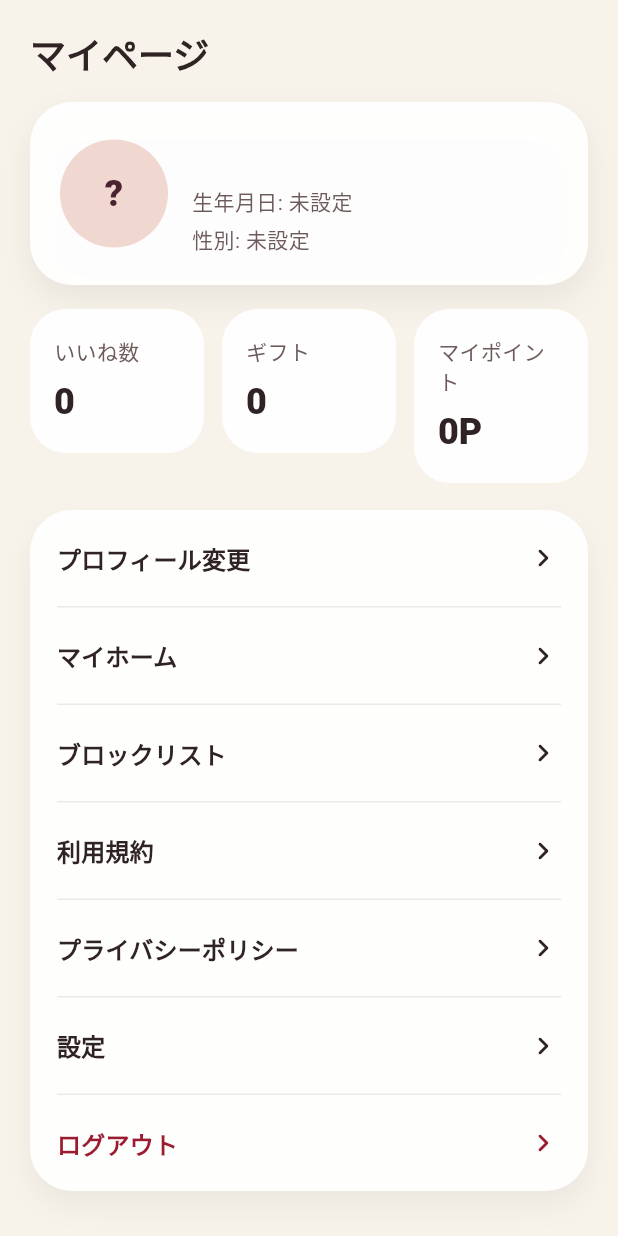
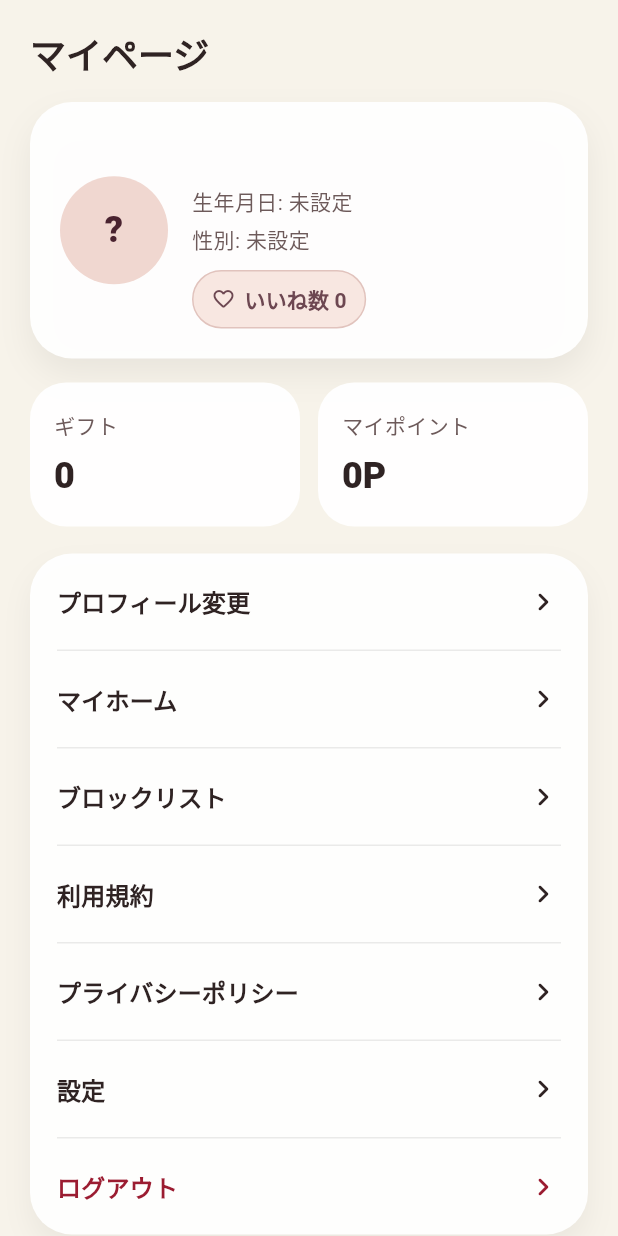
Before and after one commit to Kimura1406/Date_app, a Flutter app: the AccountScreen widget shown alone on an empty page, opened directly with empty values, on a phone screen of 412 x 824 dp. Run offline on Flutter 3.47's test engine with Material 3 defaults, Android fonts, the phone set to English and light mode, and no system bars; our stand-ins replace shared_preferences; accounts and stored records are empty; network calls fail.

```diff
--- a/mobile/lib/screens/account_screen.dart
+++ b/mobile/lib/screens/account_screen.dart
@@ -170,6 +170,8 @@ class AccountScreen extends StatelessWidget {
                                     color: const Color(0xFF6D5A5A),
                                   ),
                         ),
+                        const SizedBox(height: 10),
+                        _MyPageLikeCountChip(authToken: authToken),
                       ],
                     ),
                   ),
@@ -321,12 +323,12 @@ class _MyPageStatsSection extends StatefulWidget {
 
 class _MyPageStatsSectionState extends State<_MyPageStatsSection> {
   final ApiClient _apiClient = ApiClient();
-  late Future<_MyPageStatsData> _statsFuture;
+  late Future<int> _giftCountFuture;
 
   @override
   void initState() {
     super.initState();
-    _statsFuture = _loadStats();
+    _giftCountFuture = _loadGiftCount();
   }
 
   @override
@@ -334,34 +336,18 @@ class _MyPageStatsSectionState extends State<_MyPageStatsSection> {
     super.didUpdateWidget(oldWidget);
     if (oldWidget.authToken != widget.authToken ||
         oldWidget.pointBalance != widget.pointBalance) {
-      _statsFuture = _loadStats();
+      _giftCountFuture = _loadGiftCount();
     }
   }
 
-  Future<_MyPageStatsData> _loadStats() async {
-    final likedUsers = await _apiClient.fetchUsersWhoLikedMe(
-      token: widget.authToken,
-    );
+  Future<int> _loadGiftCount() async {
     final myFlowers = await _apiClient.fetchMyFlowers(
       token: widget.authToken,
     );
-    final giftCount = [
+    return [
       ...myFlowers.purchased,
       ...myFlowers.gifted,
     ].fold<int>(0, (total, item) => total + item.ownedCount);
-
-    return _MyPageStatsData(
-      likeCount: likedUsers.length,
-      giftCount: giftCount,
-    );
-  }
-
-  void _openLikedUsers(BuildContext context) {
-    Navigator.of(context).push(
-      MaterialPageRoute(
-        builder: (_) => _LikedUsersScreen(token: widget.authToken),
-      ),
-    );
   }
 
   void _openMyFlowers(BuildContext context) {
@@ -384,30 +370,18 @@ class _MyPageStatsSectionState extends State<_MyPageStatsSection> {
   Widget build(BuildContext context) {
     final strings = context.strings;
 
-    return FutureBuilder<_MyPageStatsData>(
-      future: _statsFuture,
+    return FutureBuilder<int>(
+      future: _giftCountFuture,
       builder: (context, snapshot) {
-        final stats = snapshot.data ??
-            const _MyPageStatsData(
-              likeCount: 0,
-              giftCount: 0,
-            );
+        final giftCount = snapshot.data ?? 0;
 
         return Row(
           crossAxisAlignment: CrossAxisAlignment.start,
           children: [
             Expanded(
               child: _MyPageStatCard(
-                label: strings.likesCountLabel,
-                value: stats.likeCount.toString(),
-                onTap: () => _openLikedUsers(context),
-              ),
-            ),
-            const SizedBox(width: 12),
-            Expanded(
-              child: _MyPageStatCard(
                 label: strings.giftsLabel,
-                value: stats.giftCount.toString(),
+                value: giftCount.toString(),
                 onTap: () => _openMyFlowers(context),
               ),
             ),
@@ -424,16 +398,6 @@ class _MyPageStatsSectionState extends State<_MyPageStatsSection> {
       },
     );
   }
-}
-
-class _MyPageStatsData {
-  const _MyPageStatsData({
-    required this.likeCount,
-    required this.giftCount,
-  });
-
-  final int likeCount;
-  final int giftCount;
 }
 
 class _MyAccountEditScreen extends StatelessWidget {
@@ -750,116 +714,78 @@ class _MyPageStatCard extends StatelessWidget {
   }
 }
 
-class _LikedUsersScreen extends StatelessWidget {
-  const _LikedUsersScreen({
-    required this.token,
+class _MyPageLikeCountChip extends StatefulWidget {
+  const _MyPageLikeCountChip({
+    required this.authToken,
   });
 
-  final String token;
+  final String authToken;
+
+  @override
+  State<_MyPageLikeCountChip> createState() => _MyPageLikeCountChipState();
+}
+
+class _MyPageLikeCountChipState extends State<_MyPageLikeCountChip> {
+  final ApiClient _apiClient = ApiClient();
+  late Future<int> _likeCountFuture;
+
+  @override
+  void initState() {
+    super.initState();
+    _likeCountFuture = _loadLikeCount();
+  }
+
+  @override
+  void didUpdateWidget(covariant _MyPageLikeCountChip oldWidget) {
+    super.didUpdateWidget(oldWidget);
+    if (oldWidget.authToken != widget.authToken) {
+      _likeCountFuture = _loadLikeCount();
+    }
+  }
+
+  Future<int> _loadLikeCount() async {
+    final likedUsers = await _apiClient.fetchUsersWhoLikedMe(
+      token: widget.authToken,
+    );
+    return likedUsers.length;
+  }
 
   @override
   Widget build(BuildContext context) {
     final strings = context.strings;
-    final apiClient = ApiClient();
 
-    return Scaffold(
-      backgroundColor: Colors.transparent,
-      appBar: AppBar(
-        backgroundColor: Colors.transparent,
-        foregroundColor: const Color(0xFF2F2323),
-        elevation: 0,
-        title: Text(strings.myPageLikedUsersTitle),
-      ),
-      body: SafeArea(
-        child: FutureBuilder<List<UserLikerItem>>(
-          future: apiClient.fetchUsersWhoLikedMe(token: token),
+    return FutureBuilder<int>(
+      future: _likeCountFuture,
       builder: (context, snapshot) {
-            if (snapshot.connectionState == ConnectionState.waiting) {
-              return const Center(child: CircularProgressIndicator());
-            }
-            if (snapshot.hasError) {
-              return Center(
-                child: Text(
-                  snapshot.error.toString().replaceFirst('Exception: ', ''),
-                  style: Theme.of(context).textTheme.bodyMedium?.copyWith(
-                        color: const Color(0xFF6D5A5A),
-                      ),
-                  textAlign: TextAlign.center,
-                ),
-              );
-            }
+        final likeCount = snapshot.data ?? 0;
 
-            final items = snapshot.data ?? const <UserLikerItem>[];
-            if (items.isEmpty) {
-              return Center(
-                child: Text(
-                  strings.myPageNoLikedUsers,
-                  style: Theme.of(context).textTheme.bodyLarge?.copyWith(
-                        color: const Color(0xFF6D5A5A),
-                      ),
-                ),
-              );
-            }
-
-            return ListView.separated(
-              padding: const EdgeInsets.fromLTRB(20, 8, 20, 24),
-              itemCount: items.length,
-              separatorBuilder: (_, __) => const SizedBox(height: 12),
-              itemBuilder: (context, index) {
-                final item = items[index];
         return Container(
-                  padding: const EdgeInsets.all(16),
+          padding: const EdgeInsets.symmetric(horizontal: 12, vertical: 8),
           decoration: BoxDecoration(
-                    color: Colors.white.withValues(alpha: 0.94),
-                    borderRadius: BorderRadius.circular(24),
+            color: const Color(0xFFF8E7E1),
+            borderRadius: BorderRadius.circular(999),
+            border: Border.all(color: const Color(0xFFE1C3BD)),
           ),
           child: Row(
+            mainAxisSize: MainAxisSize.min,
             children: [
-                      CircleAvatar(
-                        radius: 24,
-                        backgroundColor: const Color(0xFFF0D7D0),
-                        child: Text(
-                          item.name.isNotEmpty ? item.name.substring(0, 1) : '?',
-                          style: const TextStyle(
-                            color: Color(0xFF4A2330),
-                            fontWeight: FontWeight.w800,
+              const Icon(
+                Icons.favorite_border_rounded,
+                size: 16,
+                color: Color(0xFF6D4751),
               ),
-                        ),
-                      ),
-                      const SizedBox(width: 14),
-                      Expanded(
-                        child: Column(
-                          crossAxisAlignment: CrossAxisAlignment.start,
-                          children: [
+              const SizedBox(width: 6),
               Text(
-                              item.name,
-                              style: Theme.of(context)
-                                  .textTheme
-                                  .titleMedium
-                                  ?.copyWith(
-                                    color: const Color(0xFF2F2323),
-                                    fontWeight: FontWeight.w800,
-                                  ),
-                            ),
-                            const SizedBox(height: 4),
-                            Text(
-                              '${item.birthDate} • ${item.country}',
-                              style: Theme.of(context)
-                                  .textTheme
-                                  .bodyMedium
-                                  ?.copyWith(color: const Color(0xFF6D5A5A)),
-                            ),
-                          ],
+                '${strings.likesCountLabel} $likeCount',
+                style: Theme.of(context).textTheme.labelLarge?.copyWith(
+                      color: const Color(0xFF6D4751),
+                      fontWeight: FontWeight.w700,
                     ),
               ),
             ],
           ),
         );
       },
-            );
-          },
-        ),
-      ),
     );
   }
 }
```
Lines whose indentation alone changed are shown as unchanged.
